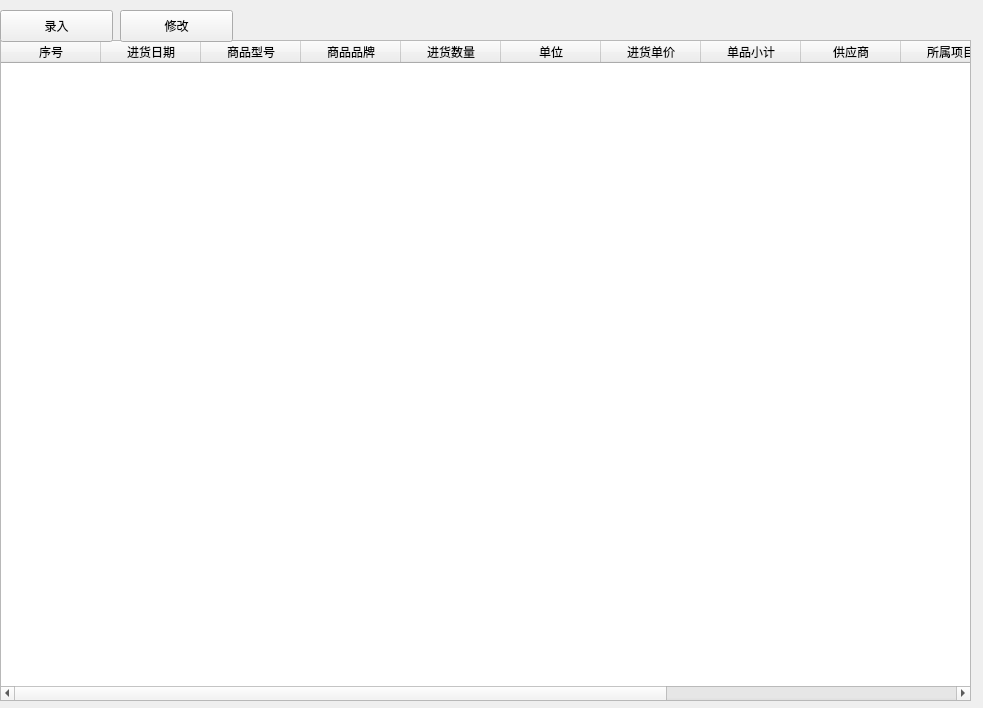
Above: View/stock/ui_normal_stock_query.ui from zgj0607/Py-store before the change. Below: the same form after it.
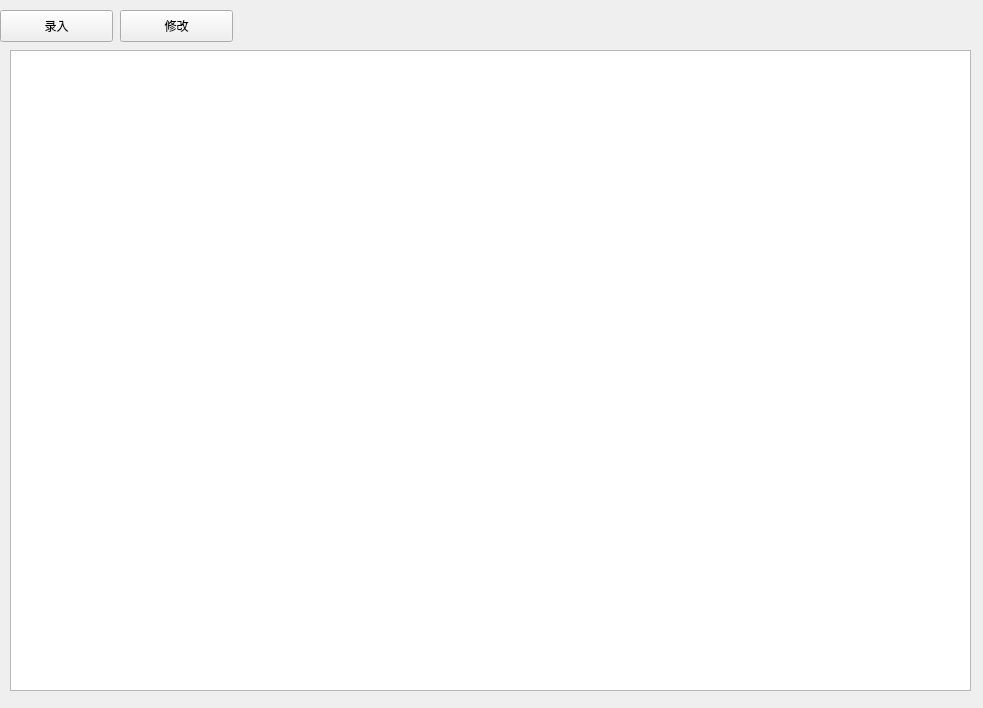
That is the form after the change.

Diff of the .ui file:
```diff
--- a/View/stock/ui_normal_stock_query.ui
+++ b/View/stock/ui_normal_stock_query.ui
@@ -13,93 +13,6 @@
   <property name="windowTitle">
    <string>进货信息</string>
   </property>
-  <widget class="QTableWidget" name="tableWidget">
-   <property name="geometry">
-    <rect>
-     <x>0</x>
-     <y>40</y>
-     <width>971</width>
-     <height>661</height>
-    </rect>
-   </property>
-   <property name="minimumSize">
-    <size>
-     <width>971</width>
-     <height>0</height>
-    </size>
-   </property>
-   <property name="maximumSize">
-    <size>
-     <width>971</width>
-     <height>16777215</height>
-    </size>
-   </property>
-   <column>
-    <property name="text">
-     <string>序号</string>
-    </property>
-   </column>
-   <column>
-    <property name="text">
-     <string>进货日期</string>
-    </property>
-   </column>
-   <column>
-    <property name="text">
-     <string>商品型号</string>
-    </property>
-   </column>
-   <column>
-    <property name="text">
-     <string>商品品牌</string>
-    </property>
-   </column>
-   <column>
-    <property name="text">
-     <string>进货数量</string>
-    </property>
-   </column>
-   <column>
-    <property name="text">
-     <string>单位</string>
-    </property>
-   </column>
-   <column>
-    <property name="text">
-     <string>进货单价</string>
-    </property>
-   </column>
-   <column>
-    <property name="text">
-     <string>单品小计</string>
-    </property>
-   </column>
-   <column>
-    <property name="text">
-     <string>供应商</string>
-    </property>
-   </column>
-   <column>
-    <property name="text">
-     <string>所属项目</string>
-    </property>
-   </column>
-   <column>
-    <property name="text">
-     <string>付款金额</string>
-    </property>
-   </column>
-   <column>
-    <property name="text">
-     <string>未付金额</string>
-    </property>
-   </column>
-   <column>
-    <property name="text">
-     <string>备注</string>
-    </property>
-   </column>
-  </widget>
   <widget class="QPushButton" name="addButton">
    <property name="geometry">
     <rect>
@@ -126,6 +39,16 @@
     <string>修改</string>
    </property>
   </widget>
+  <widget class="QTableView" name="stocktableView">
+   <property name="geometry">
+    <rect>
+     <x>10</x>
+     <y>50</y>
+     <width>961</width>
+     <height>641</height>
+    </rect>
+   </property>
+  </widget>
  </widget>
  <resources/>
  <connections/>
```
